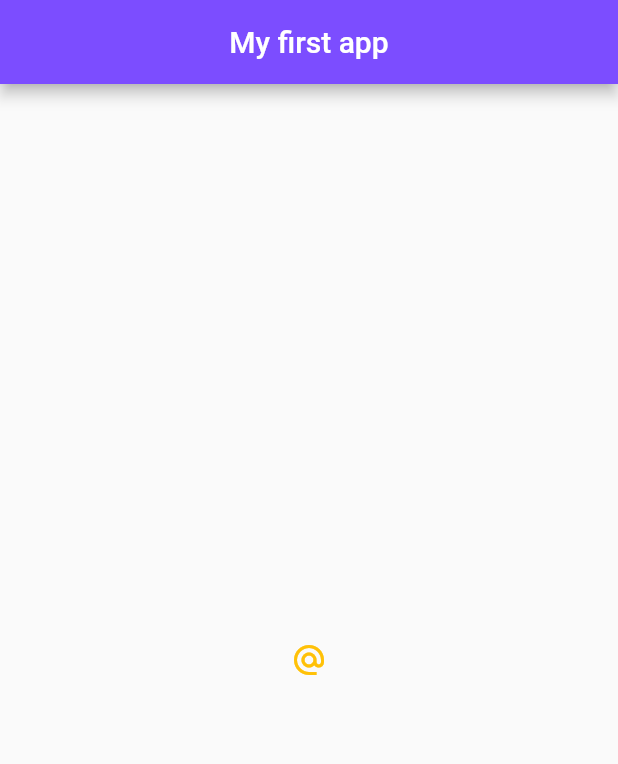
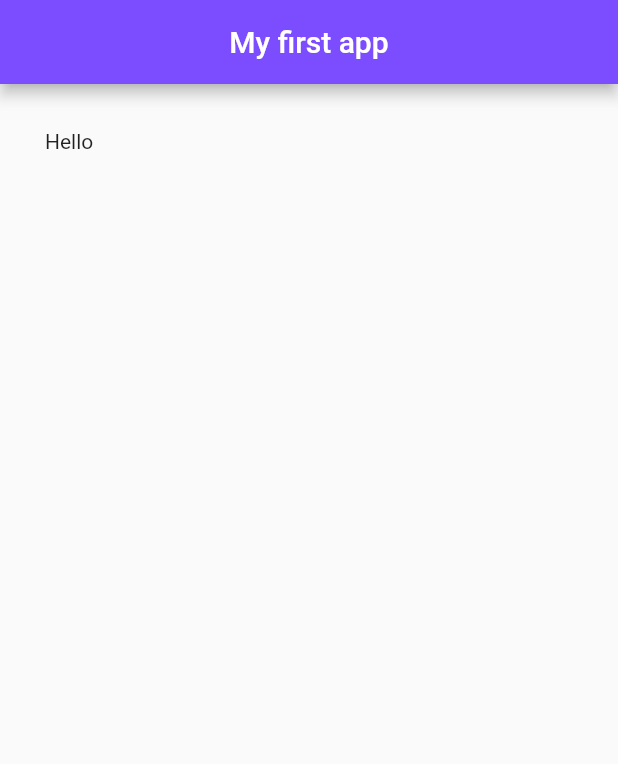
Before and after one commit to ratnakar5938/flutter-tut, a Flutter app: the screen it shows after launch, on a phone screen of 412 x 824 dp. Shown: the top 764 px of the screen. Run offline on Flutter 3.47's test engine with Material 2 defaults, Android fonts, the phone set to English and light mode, and no system bars.

```diff
--- a/lib/main.dart
+++ b/lib/main.dart
@@ -15,34 +15,17 @@ class Home extends StatelessWidget {
         centerTitle: true,
         backgroundColor: Colors.deepPurpleAccent,
       ),
-      body: Center(
-        // child: RaisedButton(
-        // child: FlatButton(
-        //   onPressed: (){
-        //     print("You clicked me");
-        //   },
-        //   child: Text("Click Me"),
-        //   color: Colors.lightBlueAccent,
-        // ),
-        // child: RaisedButton.icon(
-        //     onPressed: (){
-        //       print("You sent a mail");
-        //     },
-        //     icon: Icon(
-        //       Icons.mail
-        //     ),
-        //   label: Text("Mail me"),
-        //   color: Colors.amber,
-        // ),
-        child: IconButton(
-          onPressed: (){
-            print("You clicked the icon");
-          },
-          icon: Icon(
-            Icons.alternate_email
-          ),
-          color: Colors.amber,
-        ),
+      // body: Container(
+      //   // padding: EdgeInsets.all(20),
+      //   // padding: EdgeInsets.symmetric(horizontal: 30, vertical: 10),
+      //   padding: EdgeInsets.fromLTRB(30.0, 10.0, 30.0, 10.0),
+      //   margin: EdgeInsets.all(30),
+      //   color: Colors.tealAccent[400],
+      //   child: Text("Hello"),
+      // ),
+      body: Padding(
+        padding: EdgeInsets.all(30),
+        child: Text("Hello"),
       ),
       floatingActionButton: FloatingActionButton(
         child: Text("click"),
```
